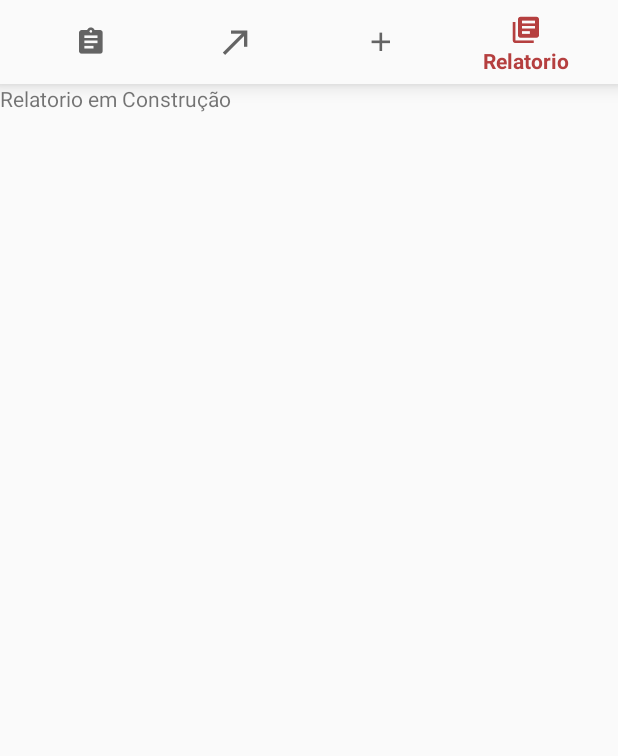
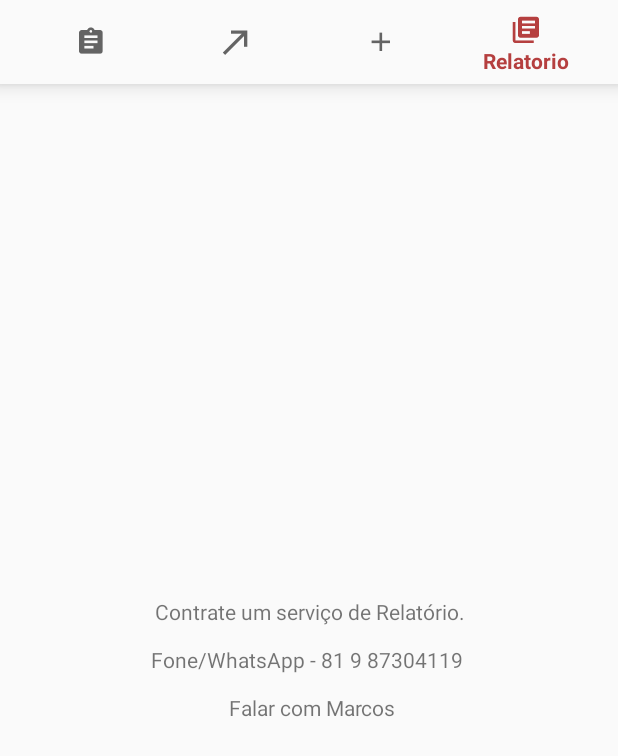
Before and after one commit to MarcosWorker/EspetinhoApp, an Android app: the screen it shows after launch (MainActivity), item 4 of the bottom bar chosen, on a phone screen of 412 x 824 dp. Shown: the top 756 px of the screen. Run offline under Robolectric (Android 15) with nearby library versions, the phone set to English and light mode, and no system bars; libraries missing offline, so code that uses them is left out: io.realm; 11 statements that could not run were skipped.

Commit message:
mensagem do relatório

```diff
--- a/app/src/main/res/layout/fragment_relatorio.xml
+++ b/app/src/main/res/layout/fragment_relatorio.xml
@@ -8,6 +8,8 @@
     <TextView
         android:layout_width="match_parent"
         android:layout_height="match_parent"
-        android:text="Relatorio em Construção" />
+        android:gravity="center"
+        android:text="Contrate um serviço de Relatório.\n\nFone/WhatsApp - 81 9 87304119
+\n\n Falar com Marcos" />
 
 </FrameLayout>
```
